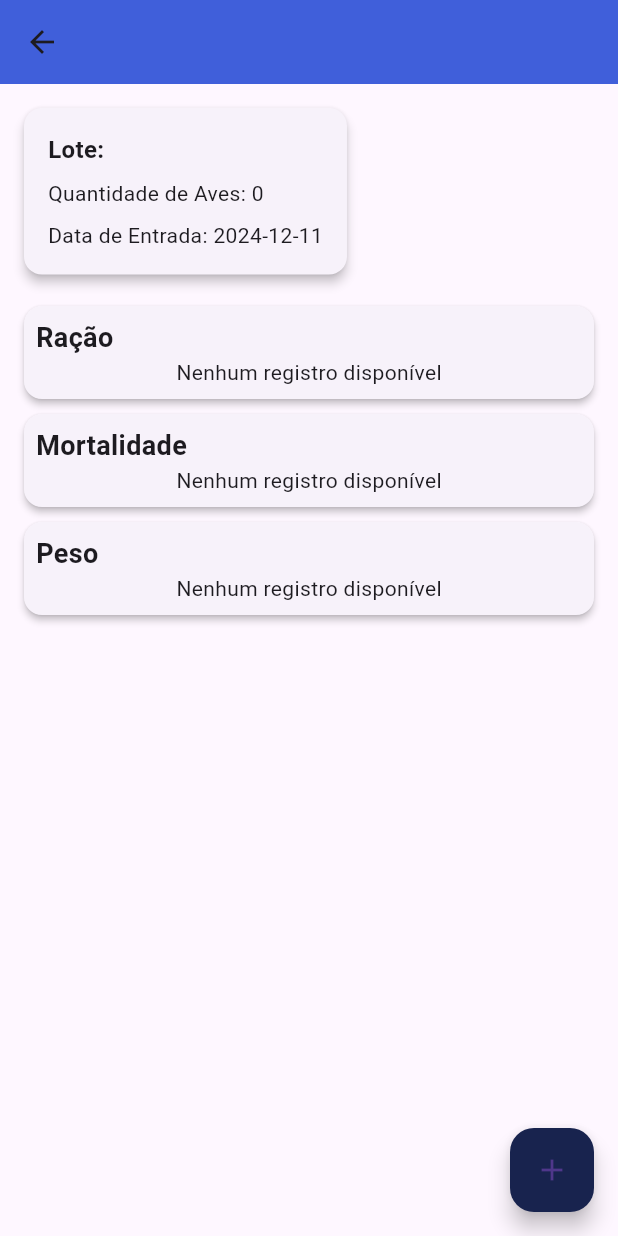
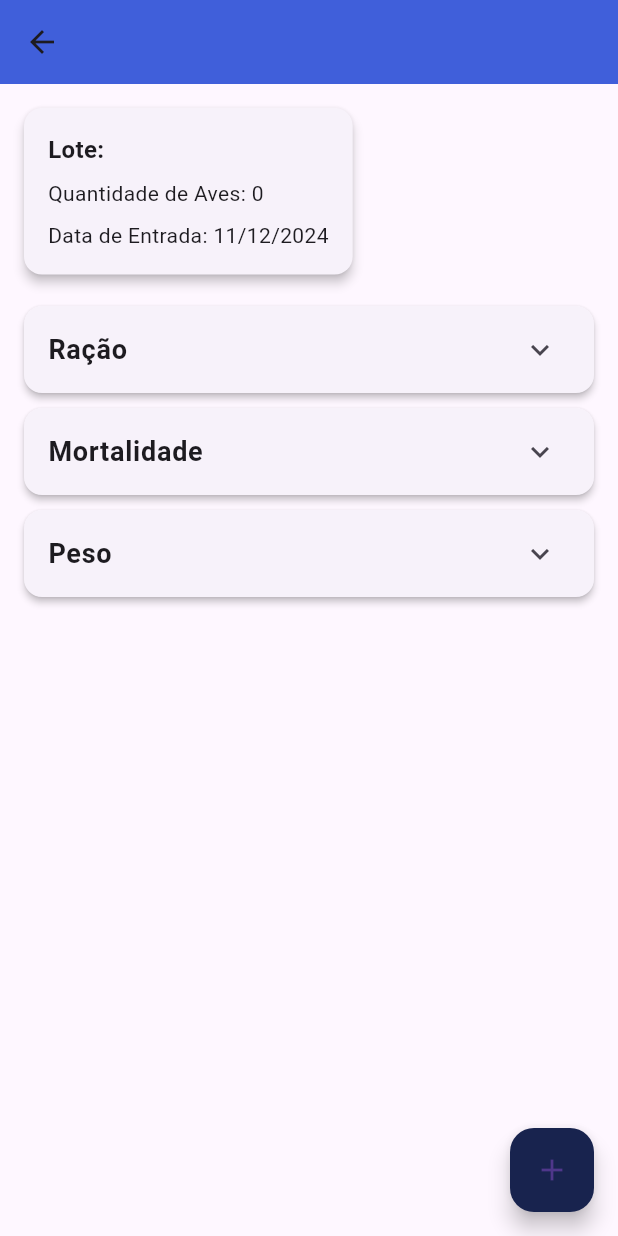
Before and after one commit to EduardoCavazin/projeto-aviario, a Flutter app: the BatchScreenInfo screen opened directly with empty values, on a phone screen of 412 x 824 dp. Run offline on Flutter 3.47's test engine with Material 3 defaults, Android fonts, the phone set to English and light mode, and no system bars; our stand-ins replace cloud_firestore, firebase_auth, firebase_core; accounts and stored records are empty.

Commit message:
Adicionando e exibindo informações do lote

```diff
--- a/lib/app/widget/property/batch_screen_info.dart
+++ b/lib/app/widget/property/batch_screen_info.dart
@@ -1,63 +1,28 @@
 import 'package:flutter/material.dart';
-import 'package:projeto_ddm/app/application/batch_application.dart';
+import 'package:intl/intl.dart'; // Importação para formatação de data
 import 'package:projeto_ddm/app/widget/forms/add_feed_form.dart';
 import 'package:projeto_ddm/app/widget/forms/add_mortality_form.dart';
 import 'package:projeto_ddm/app/widget/forms/add_weight_form.dart';
 
-class BatchScreenInfo extends StatefulWidget {
+class BatchScreenInfo extends StatelessWidget {
+  final int birdCount;
+  final DateTime entryDate;
+  final List<Map<String, dynamic>> feedRecords;
+  final List<Map<String, dynamic>> mortalityRecords;
+  final List<Map<String, dynamic>> weightRecords;
+  final String batchName;
   final String batchId;
-  final String batchName;
 
   const BatchScreenInfo({
     Key? key,
+    required this.batchName,
     required this.batchId,
-    required this.batchName,
+    required this.birdCount,
+    required this.entryDate,
+    required this.feedRecords,
+    required this.mortalityRecords,
+    required this.weightRecords,
   }) : super(key: key);
-
-  @override
-  _BatchScreenInfoState createState() => _BatchScreenInfoState();
-}
-
-class _BatchScreenInfoState extends State<BatchScreenInfo> {
-  bool _isLoading = true;
-  int birdCount = 0;
-  DateTime entryDate = DateTime.now();
-  List<Map<String, dynamic>> feedRecords = [];
-  List<Map<String, dynamic>> mortalityRecords = [];
-  List<Map<String, dynamic>> weightRecords = [];
-
-  @override
-  void initState() {
-    super.initState();
-    _loadBatchData();
-  }
-
-  Future<void> _loadBatchData() async {
-    setState(() {
-      _isLoading = true;
-    });
-
-    try {
-      final batch = await BatchApplication().getBatchById(widget.batchId);
-      if (batch != null) {
-        setState(() {
-          birdCount = batch.birdCount;
-          entryDate = batch.entryDate;
-          feedRecords = batch.feedRecords;
-          mortalityRecords = batch.mortalityRecords;
-          weightRecords = batch.weightRecords;
-        });
-      }
-    } catch (e) {
-      ScaffoldMessenger.of(context).showSnackBar(
-        SnackBar(content: Text('Erro ao carregar dados do lote: $e')),
-      );
-    } finally {
-      setState(() {
-        _isLoading = false;
-      });
-    }
-  }
 
   void _showAddInfoOptions(BuildContext context) {
     showModalBottomSheet(
@@ -99,13 +64,13 @@ class _BatchScreenInfoState extends State<BatchScreenInfo> {
     Widget form;
     switch (type) {
       case 'ração':
-        form = AddFeedForm(batchId: widget.batchId);
+        form = AddFeedForm(batchId: batchId);
         break;
       case 'mortalidade':
-        form = AddMortalityForm(batchId: widget.batchId);
+        form = AddMortalityForm(batchId: batchId);
         break;
       case 'peso':
-        form = AddWeightForm(batchId: widget.batchId);
+        form = AddWeightForm(batchId: batchId);
         break;
       default:
         return;
@@ -114,21 +79,17 @@ class _BatchScreenInfoState extends State<BatchScreenInfo> {
     Navigator.push(
       context,
       MaterialPageRoute(builder: (context) => form),
-    ).then((_) {
-      _loadBatchData();
-    });
+    );
   }
 
   @override
   Widget build(BuildContext context) {
     return Scaffold(
       appBar: AppBar(
-        title: Text(widget.batchName),
+        title: Text(batchName),
         backgroundColor: const Color.fromARGB(255, 64, 95, 218),
       ),
-      body: _isLoading
-          ? const Center(child: CircularProgressIndicator())
-          : SingleChildScrollView(
+      body: SingleChildScrollView(
         padding: const EdgeInsets.all(16.0),
         child: Column(
           crossAxisAlignment: CrossAxisAlignment.start,
@@ -141,22 +102,21 @@ class _BatchScreenInfoState extends State<BatchScreenInfo> {
                 child: Column(
                   crossAxisAlignment: CrossAxisAlignment.start,
                   children: [
-                          Text('Lote: ${widget.batchName}',
-                              style: const TextStyle(
-                                  fontSize: 16, fontWeight: FontWeight.bold)),
+                    Text(
+                      'Lote: $batchName',
+                      style: const TextStyle(fontSize: 16, fontWeight: FontWeight.bold),
+                    ),
                     const SizedBox(height: 8),
                     Text('Quantidade de Aves: $birdCount'),
                     const SizedBox(height: 8),
-                          Text(
-                            'Data de Entrada: ${entryDate.toLocal().toString().split(' ')[0]}',
-                          ),
+                    Text('Data de Entrada: ${DateFormat('dd/MM/yyyy').format(entryDate)}'),
                   ],
                 ),
               ),
             ),
-                  _buildRecordCard('Ração', feedRecords, 'quantity'),
-                  _buildRecordCard('Mortalidade', mortalityRecords, 'count'),
-                  _buildRecordCard('Peso', weightRecords, 'weight'),
+            _buildDropdown('Ração', feedRecords, 'quantity'),
+            _buildDropdown('Mortalidade', mortalityRecords, 'count'),
+            _buildDropdown('Peso', weightRecords, 'weight'),
           ],
         ),
       ),
@@ -168,22 +128,20 @@ class _BatchScreenInfoState extends State<BatchScreenInfo> {
     );
   }
 
-  Widget _buildRecordCard(
+  Widget _buildDropdown(
       String title, List<Map<String, dynamic>> records, String valueKey) {
     return Card(
       elevation: 2,
       margin: const EdgeInsets.symmetric(vertical: 5.0),
-      child: Padding(
-        padding: const EdgeInsets.all(8.0),
-        child: Column(
-          crossAxisAlignment: CrossAxisAlignment.start,
-          children: [
-            Text(
+      child: ExpansionTile(
+        title: Text(
           title,
           style: const TextStyle(fontSize: 18, fontWeight: FontWeight.bold),
         ),
+        children: [
           if (records.isEmpty)
-              const Center(
+            const Padding(
+              padding: EdgeInsets.all(8.0),
               child: Text('Nenhum registro disponível'),
             )
           else
@@ -192,13 +150,13 @@ class _BatchScreenInfoState extends State<BatchScreenInfo> {
                 dense: true,
                 leading: const Icon(Icons.info_outline),
                 title: Text('Valor: ${record[valueKey]}'),
-                  subtitle: Text('Data: ${record['date']}'),
-
+                subtitle: Text(
+                  'Data: ${DateFormat('dd/MM/yyyy').format(DateTime.parse(record['date']))}',
+                )
               );
             }).toList(),
         ],
       ),
-      ),
     );
   }
 }
```
Also changed, not shown: lib/app/widget/property/batch_screen_list.dart (+4 -3 lines). Lines whose indentation alone changed are shown as unchanged.
